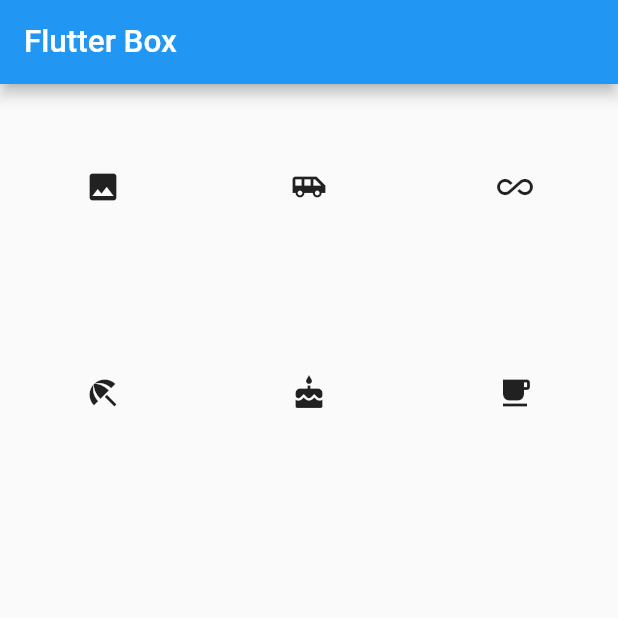
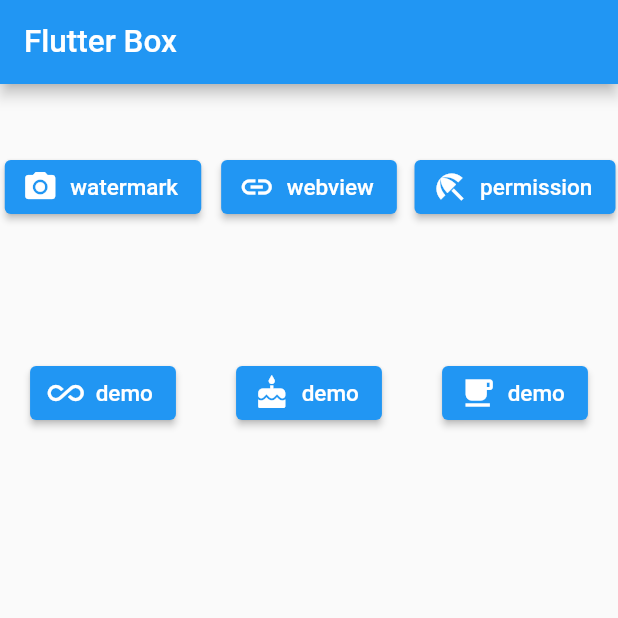
Before and after one commit to keepgagaga/flutter_box, a Flutter app: the screen it shows after launch, on a phone screen of 412 x 824 dp, the top half of it. Run offline on Flutter 3.47's test engine with Material 2 defaults, Android fonts, the phone set to English and light mode, and no system bars; our stand-ins replace camera, flutter_bloc, permission_handler; missing offline and left inert: window_manager; generated files the repository leaves out were written again.

Commit message:
save home change

```diff
--- a/lib/pages/mobile/Home.dart
+++ b/lib/pages/mobile/Home.dart
@@ -46,21 +46,56 @@
             childAspectRatio: 1.0,
           ),
           children: [
-            // GestureDetector(
-            //   behavior: HitTestBehavior.opaque,
-            //   onTap: () => _takeWaterMark,
-            //   child: Icon(Icons.ac_unit),
-            // ),
-            IconButton(
+            Container(
+              alignment: Alignment.center,
+              child: ElevatedButton.icon(
                 onPressed: () {
                   _takeWaterMark(context);
                 },
-                icon: Icon(Icons.image)),
-            Icon(Icons.airport_shuttle),
-            Icon(Icons.all_inclusive),
-            Icon(Icons.beach_access),
-            Icon(Icons.cake),
-            Icon(Icons.free_breakfast)
+                icon: Icon(Icons.photo_camera),
+                label: Text('watermark'),
+              ),
+            ),
+            Container(
+              alignment: Alignment.center,
+              child: ElevatedButton.icon(
+                onPressed: () {},
+                icon: Icon(Icons.link),
+                label: Text('webview'),
+              ),
+            ),
+            Container(
+              alignment: Alignment.center,
+              child: ElevatedButton.icon(
+                onPressed: () {},
+                icon: Icon(Icons.beach_access),
+                label: Text('permission'),
+              ),
+            ),
+            Container(
+              alignment: Alignment.center,
+              child: ElevatedButton.icon(
+                onPressed: () {},
+                icon: Icon(Icons.all_inclusive),
+                label: Text('demo'),
+              ),
+            ),
+            Container(
+              alignment: Alignment.center,
+              child: ElevatedButton.icon(
+                onPressed: () {},
+                icon: Icon(Icons.cake),
+                label: Text('demo'),
+              ),
+            ),
+            Container(
+              alignment: Alignment.center,
+              child: ElevatedButton.icon(
+                onPressed: () {},
+                icon: Icon(Icons.free_breakfast),
+                label: Text('demo'),
+              ),
+            ),
           ],
         ),
       ),
```
Also changed, not shown: lib/components/PhotoWaterMark/PhotoWatermark.dart (+21 -15 lines), lib/components/PermissionStatus.dart (added), 2 other files.
